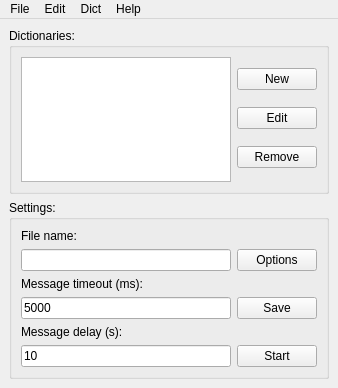
Above: qwordnotify.ui from hellhammer/qwordnotify before the change. Below: the same form after it.
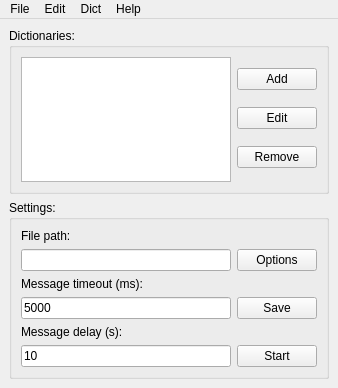
That is the form after the change.

```diff
--- a/qwordnotify.ui
+++ b/qwordnotify.ui
@@ -29,7 +29,7 @@
          <item>
           <widget class="QPushButton" name="dictNewPushButton">
            <property name="text">
-            <string>New</string>
+            <string>Add</string>
            </property>
           </widget>
          </item>
@@ -63,7 +63,7 @@
          <item>
           <widget class="QLabel" name="fileLabel">
            <property name="text">
-            <string>File name:</string>
+            <string>File path:</string>
            </property>
           </widget>
          </item>
```
